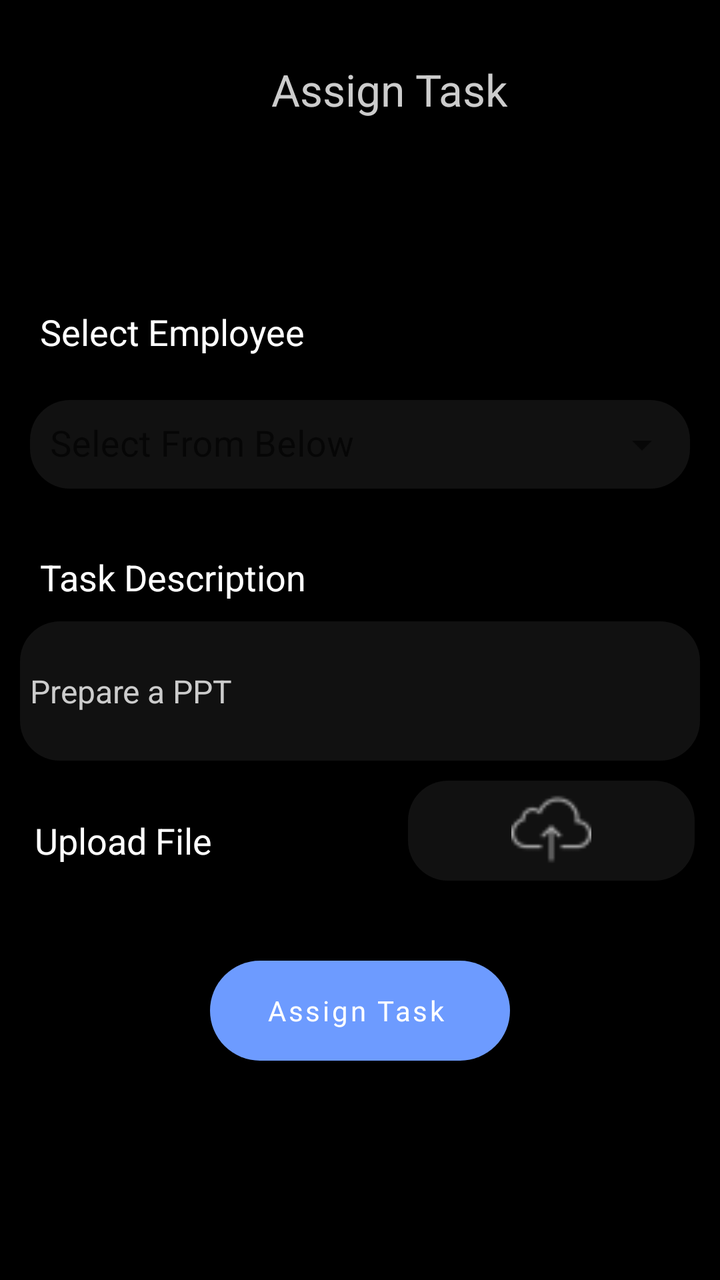
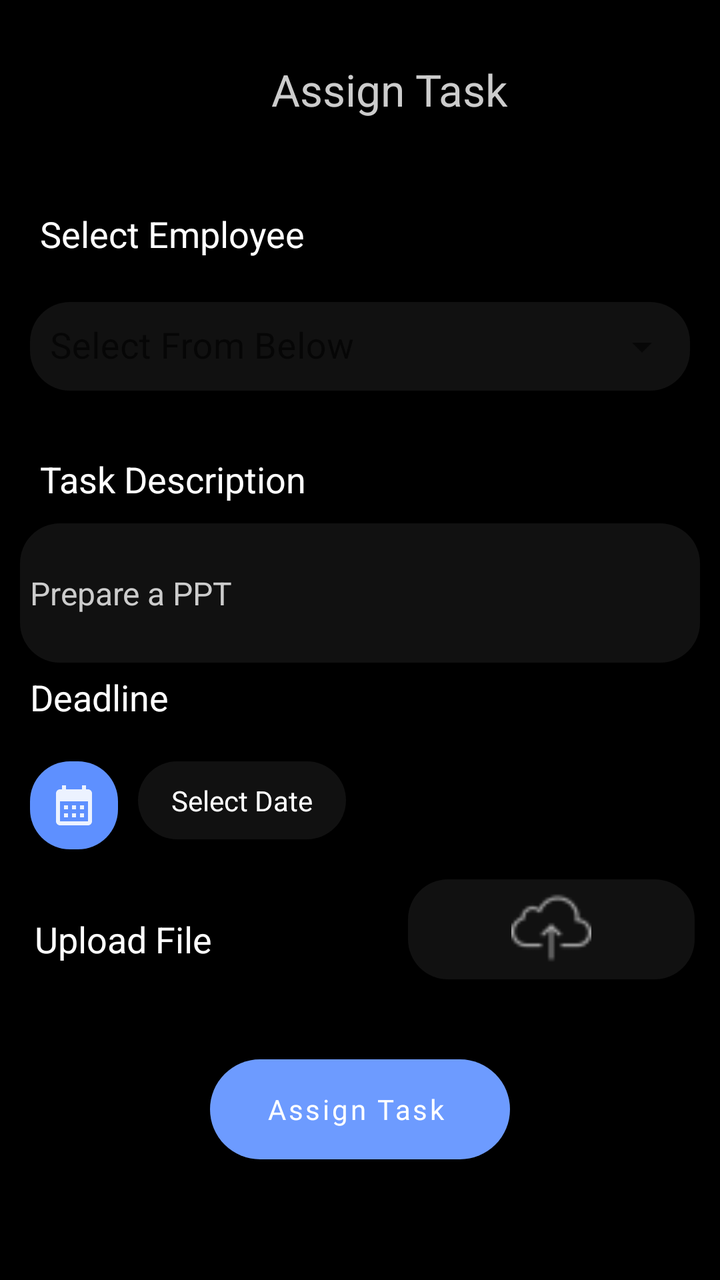

Compare the two renders of this Android layout. The source of the first and the diff that turns it into the second are given below.
<!-- AndroidManifest.xml: application theme AppTheme -->
<!-- res/layout/fragment_assign_task2.xml -->
<?xml version="1.0" encoding="utf-8"?>
<layout>

    <LinearLayout xmlns:android="http://schemas.android.com/apk/res/android"
        xmlns:app="http://schemas.android.com/apk/res-auto"
        xmlns:tools="http://schemas.android.com/tools"
        android:layout_width="match_parent"
        android:layout_height="match_parent"
        android:background="@android:color/black"
        android:orientation="vertical"
        android:clickable="true"
        android:padding="@dimen/_10dp"
        tools:context=".manager.activity.fragment.MyPerformance">

        <LinearLayout
            android:layout_width="match_parent"
            android:layout_height="wrap_content"
            android:layout_marginTop="20dp">

            <ImageView
                android:layout_width="wrap_content"
                android:layout_height="wrap_content"
                android:layout_marginStart="25dp"
                android:visibility="invisible"
                android:src="@drawable/backbutton" />

            <TextView
                android:layout_width="match_parent"
                android:layout_height="wrap_content"
                android:gravity="center"
                android:text="Assign Task "
                android:textColor="@color/greyforText"
                android:textSize="22sp" />

        </LinearLayout>

        <LinearLayout
            android:layout_width="match_parent"
            android:layout_height="match_parent"
            android:gravity="center"
            android:orientation="vertical">

            <TextView
                android:layout_width="match_parent"
                android:layout_height="wrap_content"
                android:layout_marginTop="@dimen/_15"
                android:padding="@dimen/_10"
                android:text="Select Employee"
                android:textColor="@color/white"
                android:textSize="@dimen/_18sp" />

            <com.google.android.material.textfield.TextInputLayout
                style="@style/Widget.MaterialComponents.TextInputLayout.OutlinedBox.ExposedDropdownMenu"
                android:layout_width="match_parent"
                android:layout_height="wrap_content"
                android:padding="@dimen/_5dp">

                <AutoCompleteTextView
                    android:id="@+id/selectEmployee"
                    android:layout_width="match_parent"
                    android:layout_height="wrap_content"
                    android:background="@drawable/grey_bg_rounded"
                    android:drawableEnd="@drawable/baseline_arrow_drop_down_24"
                    android:padding="@dimen/_10"
                    android:hint="Select From Below"
                    android:textColorHint="@color/greyforText"
                    android:textColor="@color/greyforText"
                    android:textSize="@dimen/_18sp" />
            </com.google.android.material.textfield.TextInputLayout>

            <TextView
                android:layout_width="match_parent"
                android:layout_height="wrap_content"
                android:layout_marginTop="@dimen/_15"
                android:padding="@dimen/_10"
                android:text="Task Description"
                android:textColor="@color/white"
                android:textSize="@dimen/_18sp" />


            <EditText
                android:id="@+id/taskDescription"
                android:layout_width="match_parent"
                android:layout_height="wrap_content"
                android:background="@drawable/grey_bg_rounded"
                android:hint="Prepare a PPT "
                android:lines="3"
                android:maxLines="3"
                android:padding="@dimen/_5dp"
                android:textColor="@color/greyforText"
                android:textColorHint="@color/greyforText"
                android:textSize="16dp" />

            <LinearLayout
                android:layout_width="match_parent"
                android:layout_height="wrap_content"
                android:layout_marginStart="@dimen/_5dp"
                android:layout_marginTop="@dimen/_10"
                android:gravity="center"
                android:orientation="horizontal"
                android:weightSum="2">

                <TextView
                    android:layout_width="wrap_content"
                    android:layout_height="wrap_content"
                    android:layout_weight="1"
                    android:text="Upload File"
                    android:textColor="@color/white"
                    android:textSize="18dp" />

                <ImageView
                    android:id="@+id/uploadDoc"
                    android:layout_width="50dp"
                    android:layout_height="50dp"
                    android:layout_gravity="end"
                    android:layout_margin="@dimen/_5dp"
                    android:layout_weight="1"
                    android:background="@drawable/grey_bg_rounded"
                    android:padding="@dimen/_5dp"
                    android:src="@drawable/uploadwhite" />

                <TextView
                    android:id="@+id/uploadDocname"
                    android:layout_width="wrap_content"
                    android:layout_height="wrap_content"
                    android:layout_gravity="end"
                    android:layout_margin="@dimen/_5dp"
                    android:layout_weight="1"
                    android:drawableEnd="@drawable/baseline_close_24"
                    android:gravity="center"
                    android:padding="@dimen/_5dp"
                    android:src="@drawable/uploadwhite"
                    android:text="naskdn"
                    android:textColor="@color/white"
                    android:visibility="gone" />
            </LinearLayout>


            <Button
                android:id="@+id/assignTask"
                style="@style/AttendanceButton"
                android:layout_width="@dimen/_150dp"
                android:layout_height="50dp"
                android:layout_gravity="center"
                android:layout_margin="30dp"
                android:layout_marginBottom="16dp"
                android:background="@drawable/attendancebutton"
                android:fontFamily="@font/dm_sans"
                android:hint="Assign Task "
                android:textColorHint="@color/white" />
        </LinearLayout>
    </LinearLayout>
</layout>
<!-- resources referenced by this layout -->
<resources>
  <color name="greyforText">#CCCCCC</color>
  <color name="white">#FFFFFF</color>
  <dimen name="_10">10dp</dimen>
  <dimen name="_10dp">10dp</dimen>
  <dimen name="_15">15dp</dimen>
  <dimen name="_150dp">150dp</dimen>
  <dimen name="_18sp">18sp</dimen>
  <dimen name="_5dp">5dp</dimen>
  <!-- drawable attendancebutton (drawable) -->
  <shape xmlns:android="http://schemas.android.com/apk/res/android"
      android:shape="rectangle">
      <solid android:color="#6D9BFF"/>
      <corners android:radius="25dp" /> 
  </shape>
  <!-- drawable backbutton: png bitmap (drawable, 227 bytes) -->
  <!-- drawable baseline_arrow_drop_down_24 (drawable) -->
  <vector xmlns:android="http://schemas.android.com/apk/res/android" android:alpha="0.88" android:height="24dp" android:tint="#FFFFFF" android:viewportHeight="24" android:viewportWidth="24" android:width="24dp">
        
      <path android:fillColor="@android:color/white" android:pathData="M7,10l5,5 5,-5z"/>
      
  </vector>
  <!-- drawable baseline_close_24 (drawable) -->
  <vector xmlns:android="http://schemas.android.com/apk/res/android" android:alpha="0.88" android:height="24dp" android:tint="#FFFFFF" android:viewportHeight="24" android:viewportWidth="24" android:width="24dp">
        
      <path android:fillColor="@android:color/white" android:pathData="M19,6.41L17.59,5 12,10.59 6.41,5 5,6.41 10.59,12 5,17.59 6.41,19 12,13.41 17.59,19 19,17.59 13.41,12z"/>
      
  </vector>
  <!-- drawable grey_bg_rounded (drawable) -->
  <?xml version="1.0" encoding="utf-8"?>
  <shape xmlns:android="http://schemas.android.com/apk/res/android"
      android:shape="rectangle">
  <solid android:color="@color/greyBackground"/>
      <corners android:radius="@dimen/_20dp"/>
  </shape>
  <!-- drawable uploadwhite: png bitmap (drawable, 905 bytes) -->
  <style name="AttendanceButton" parent="Widget.MaterialComponents.Button">
          <item name="backgroundTint">@color/Blue</item>
      </style>
  <style name="AppTheme" parent="Theme.MaterialComponents.Light.NoActionBar">
          <item name="colorPrimaryDark">@color/black</item>
          <item name="colorSurface">@color/white</item>
      </style>
  <color name="greyBackground">#111111</color>
  <dimen name="_20dp">20dp</dimen>
  <color name="Blue">#6D9BFF</color>
  <color name="black">#FF000000</color>
</resources>

<!-- the commit's change to res/layout/fragment_assign_task2.xml (unified diff, before → after) -->
@@ -90,7 +90,47 @@
                 android:textColor="@color/greyforText"
                 android:textColorHint="@color/greyforText"
                 android:textSize="16dp" />
+            <TextView
+                android:layout_width="wrap_content"
+                android:layout_height="wrap_content"
+                android:text="Deadline"
+                android:layout_gravity="start"
+                android:layout_margin="5dp"
+                android:textColor="@color/white"
+                android:textSize="18dp" />
+            <LinearLayout
+                android:layout_width="match_parent"
+                android:layout_height="wrap_content"
+                android:layout_marginTop="@dimen/_10"
+                android:gravity="start"
+                android:orientation="horizontal"
+                android:weightSum="2">
 
+
+                <ImageView
+                    android:id="@+id/calender"
+                    android:layout_width="wrap_content"
+                    android:layout_height="wrap_content"
+                    android:layout_margin="@dimen/_5dp"
+                    android:background="@drawable/blue_bg"
+                    android:padding="@dimen/_10"
+                    android:src="@drawable/baseline_calendar_month_24" />
+
+                <TextView
+                    android:id="@+id/deadline"
+                    android:layout_width="wrap_content"
+                    android:layout_height="wrap_content"
+                    android:layout_margin="@dimen/_5dp"
+                    android:layout_marginStart="@dimen/_10dp"
+                    android:background="@drawable/grey_bg_rounded"
+                    android:gravity="center"
+                    android:maxLines="5"
+                    android:padding="@dimen/_10"
+                    android:text="  Select Date  "
+                    android:textColor="@color/white"
+                    android:textColorHint="@color/white"
+                    android:textSize="14sp" />
+            </LinearLayout>
             <LinearLayout
                 android:layout_width="match_parent"
                 android:layout_height="wrap_content"
<!-- resource entries referenced after the edit -->
@@ -21,12 +21,25 @@
       <path android:fillColor="@android:color/white" android:pathData="M7,10l5,5 5,-5z"/>
       
   </vector>
+  <!-- drawable baseline_calendar_month_24 (drawable) -->
+  <vector xmlns:android="http://schemas.android.com/apk/res/android" android:alpha="0.88" android:height="24dp" android:tint="#FFFFFF" android:viewportHeight="24" android:viewportWidth="24" android:width="24dp">
+        
+      <path android:fillColor="@android:color/white" android:pathData="M19,4h-1V2h-2v2H8V2H6v2H5C3.89,4 3.01,4.9 3.01,6L3,20c0,1.1 0.89,2 2,2h14c1.1,0 2,-0.9 2,-2V6C21,4.9 20.1,4 19,4zM19,20H5V10h14V20zM9,14H7v-2h2V14zM13,14h-2v-2h2V14zM17,14h-2v-2h2V14zM9,18H7v-2h2V18zM13,18h-2v-2h2V18zM17,18h-2v-2h2V18z"/>
+      
+  </vector>
   <!-- drawable baseline_close_24 (drawable) -->
   <vector xmlns:android="http://schemas.android.com/apk/res/android" android:alpha="0.88" android:height="24dp" android:tint="#FFFFFF" android:viewportHeight="24" android:viewportWidth="24" android:width="24dp">
         
       <path android:fillColor="@android:color/white" android:pathData="M19,6.41L17.59,5 12,10.59 6.41,5 5,6.41 10.59,12 5,17.59 6.41,19 12,13.41 17.59,19 19,17.59 13.41,12z"/>
       
   </vector>
+  <!-- drawable blue_bg (drawable) -->
+  <?xml version="1.0" encoding="utf-8"?>
+  <shape xmlns:android="http://schemas.android.com/apk/res/android"
+      android:shape="rectangle">
+      <solid android:color="@color/lightBlue"/>
+  <corners android:radius="@dimen/_20dp"/>
+  </shape>
   <!-- drawable grey_bg_rounded (drawable) -->
   <?xml version="1.0" encoding="utf-8"?>
   <shape xmlns:android="http://schemas.android.com/apk/res/android"
@@ -42,6 +55,7 @@
           <item name="colorPrimaryDark">@color/black</item>
           <item name="colorSurface">@color/white</item>
       </style>
+  <color name="lightBlue">#5E90FF</color>
   <color name="greyBackground">#111111</color>
   <dimen name="_20dp">20dp</dimen>
   <color name="Blue">#6D9BFF</color>
